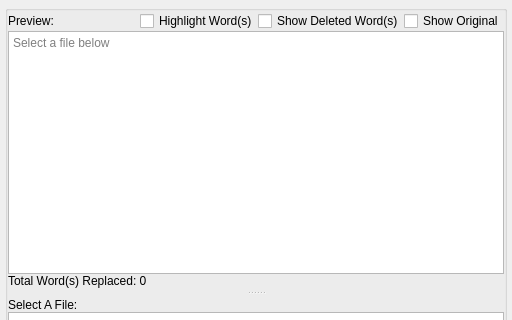
First picture: the form in previewdialog.ui, repository js-lm/Simple-Word-Replacer, before the edit; both pictures show x 0 to 512 and y 0 to 320 of the 512 by 699 pixel window.
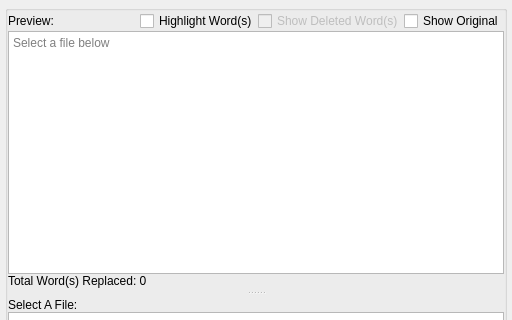
Second picture: the form after the edit.

```diff
--- a/previewdialog.ui
+++ b/previewdialog.ui
@@ -99,9 +99,15 @@
             </item>
             <item>
              <widget class="QCheckBox" name="isShowingDeletedWord">
+              <property name="enabled">
+               <bool>false</bool>
+              </property>
               <property name="text">
                <string>Show Deleted Word(s)</string>
               </property>
+              <property name="checked">
+               <bool>false</bool>
+              </property>
              </widget>
             </item>
             <item>
```
Left out of the diff: 2 changed lines with no effect on the pictures.
